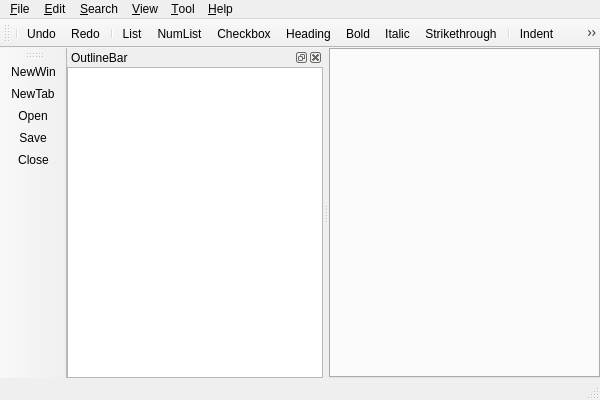
Before: the Qt Designer form viMarkdown/viMarkdown/MainWindow.ui in shigmas/viMarkdown, drawn with Qt 5.
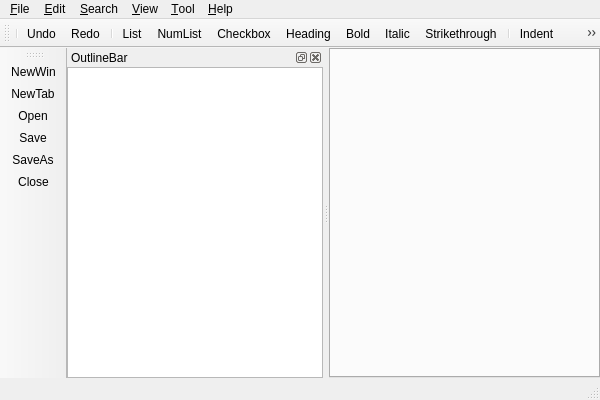
After: the same form once the commit is applied. Icons and pictures are not drawn.

Commit message: 0464 ◎ C 01/25 01/25 01017│ToDo│SaveAs アイコンも追加？

Patch:
```diff
--- a/viMarkdown/viMarkdown/MainWindow.ui
+++ b/viMarkdown/viMarkdown/MainWindow.ui
@@ -185,6 +185,7 @@
    <addaction name="action_NewTab"/>
    <addaction name="action_Open"/>
    <addaction name="action_Save"/>
+   <addaction name="action_SaveAs"/>
    <addaction name="action_Close"/>
   </widget>
   <widget class="QToolBar" name="mainToolBar">
```
Left out of the diff: 4 changed lines with no effect on the pictures. The commit also changes 2 other files.
